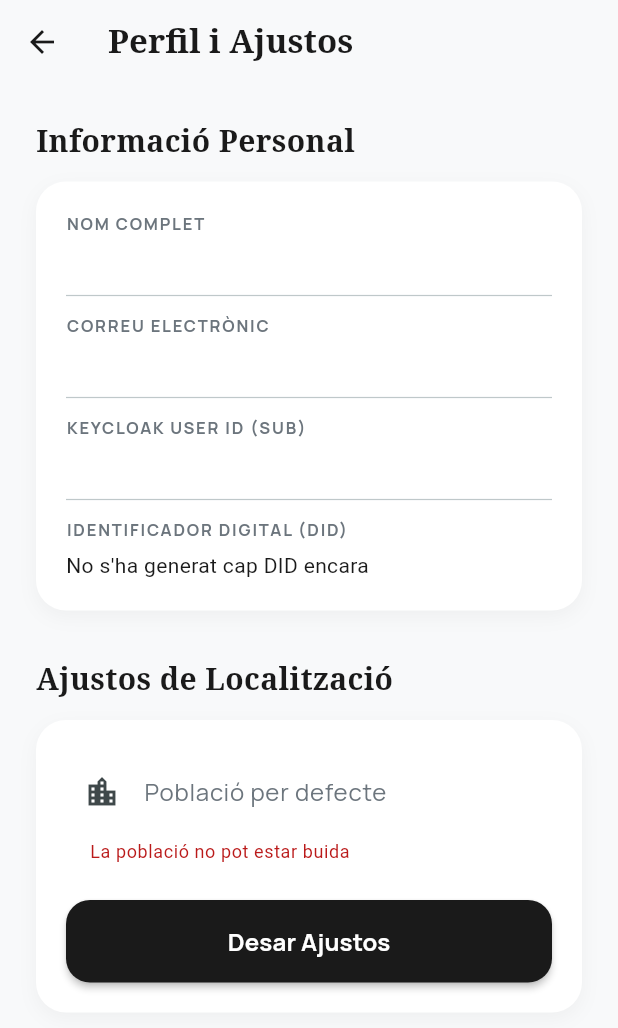
After one commit to Pedrorodriguez016/Wallet-App, a Flutter app: the SettingsScreen screen opened by its route, after a tap on "Desar Ajustos", on a phone screen of 412 x 824 dp. The commit adds this screen. Shown: the top 1028 px of the screen. Run offline on Flutter 3.47's test engine with Material 3 defaults, Android fonts, the phone set to English and light mode, and no system bars; our stand-ins replace app_links, dio, flutter_dotenv, flutter_secure_storage, google_fonts; accounts and stored records are empty.

Commit message:
feat:improvements in app

```diff
--- a/wallet_app/lib/controllers/wallet_controller.dart
+++ b/wallet_app/lib/controllers/wallet_controller.dart
@@ -22,6 +22,7 @@ class WalletController with ChangeNotifier, WidgetsBindingObserver {
   bool _startupDone = false;
   String _pendingOpenId4VP = '';
   UserModel? _user;
+  String _userDid = '';
 
   // Getters
   bool get isLoading => _isLoading;
@@ -32,6 +33,7 @@ class WalletController with ChangeNotifier, WidgetsBindingObserver {
   String get currentCallback => _currentCallback;
   String get pendingOpenId4VP => _pendingOpenId4VP;
   UserModel? get user => _user;
+  String get userDid => _userDid;
   String get poblacion => _user?.poblacion ?? '';
   String get userName => _user?.name ?? '';
   String get userEmail => _user?.email ?? '';
@@ -95,6 +97,7 @@ class WalletController with ChangeNotifier, WidgetsBindingObserver {
           await syncLocationSettings(_walletId, _userToken, _user!.email);
         }
 
+        await loadUserDid();
         await loadCredentials();
       } else {
         await _storage.delete(key: 'wallet_token');
@@ -229,6 +232,7 @@ class WalletController with ChangeNotifier, WidgetsBindingObserver {
         if (_user != null) {
           await syncLocationSettings(wid, token, _user!.email);
         }
+        await loadUserDid();
         await loadCredentials();
       }
       _isLoading = false;
@@ -345,6 +349,48 @@ class WalletController with ChangeNotifier, WidgetsBindingObserver {
     _credentials = [];
     _walletId = '';
     _user = null;
+    _userDid = '';
     notifyListeners();
   }
+
+  Future<void> loadUserDid() async {
+    if (_walletId.isEmpty || _userToken.isEmpty) return;
+    try {
+      final did = await _walletService.getUserDid(_walletId, _userToken);
+      if (did != null) {
+        _userDid = did;
+        notifyListeners();
+      }
+    } catch (e) {
+      print("Error loading user DID: $e");
+    }
+  }
+
+  Future<bool> updatePoblacion(String nuevaPoblacion) async {
+    if (_walletId.isEmpty || _userToken.isEmpty) return false;
+    _isLoading = true;
+    notifyListeners();
+
+    try {
+      bool success = await _walletService.updateWalletSettings(_walletId, _userToken, {
+        'poblacion': nuevaPoblacion,
+      });
+      if (success) {
+        if (_user != null) {
+          _user = _user!.copyWith(poblacion: nuevaPoblacion);
+          await _storage.write(key: 'wallet_user_poblacion', value: nuevaPoblacion);
+        }
+        await loadCredentials();
+        _isLoading = false;
+        notifyListeners();
+        return true;
+      }
+    } catch (e) {
+      print("Error updating location: $e");
+    }
+
+    _isLoading = false;
+    notifyListeners();
+    return false;
+  }
 }
--- a/wallet_app/lib/main.dart
+++ b/wallet_app/lib/main.dart
@@ -6,6 +6,7 @@ import 'screens/home_screen.dart';
 import 'screens/login_screen.dart';
 import 'screens/register_screen.dart';
 import 'screens/verify_identity_screen.dart';
+import 'screens/settings_screen.dart';
 import 'theme/app_theme.dart';
 import 'controllers/wallet_controller.dart';
 
@@ -38,6 +39,7 @@ class WalletApp extends StatelessWidget {
         '/home': (context) => HomeScreen(),
         '/register': (context) => RegisterScreen(),
         '/verify': (context) => const VerifyIdentityScreen(),
+        '/settings': (context) => const SettingsScreen(),
       },
     );
   }
--- a/wallet_app/lib/models/user.dart
+++ b/wallet_app/lib/models/user.dart
@@ -1,12 +1,14 @@
 class UserModel {
   final String email;
   final String name;
+  final String lastName;
   final String keycloakUserId;
   final String? poblacion;
 
   UserModel({
     required this.email,
     required this.name,
+    this.lastName = '',
     required this.keycloakUserId,
     this.poblacion,
   });
@@ -15,6 +17,7 @@ class UserModel {
     return UserModel(
       email: (json['email'] ?? '').toString().trim(),
       name: (json['name'] ?? json['given_name'] ?? json['preferred_username'] ?? '').toString().trim(),
+      lastName: (json['lastName'] ?? json['family_name'] ?? '').toString().trim(),
       keycloakUserId: (json['sub'] ?? '').toString().trim(),
       poblacion: poblacion?.trim(),
     );
@@ -23,12 +26,14 @@ class UserModel {
   UserModel copyWith({
     String? email,
     String? name,
+    String? lastName,
     String? keycloakUserId,
     String? poblacion,
   }) {
     return UserModel(
       email: email ?? this.email,
       name: name ?? this.name,
+      lastName: lastName ?? this.lastName,
       keycloakUserId: keycloakUserId ?? this.keycloakUserId,
       poblacion: poblacion ?? this.poblacion,
     );
@@ -38,6 +43,7 @@ class UserModel {
     return {
       'email': email,
       'name': name,
+      'lastName': lastName,
       'sub': keycloakUserId,
       if (poblacion != null) 'poblacion': poblacion,
     };
--- a/wallet_app/lib/screens/home_screen.dart
+++ b/wallet_app/lib/screens/home_screen.dart
@@ -22,6 +22,12 @@ class HomeScreen extends StatelessWidget {
         backgroundColor: Colors.transparent,
         elevation: 0,
         actions: [
+          IconButton(
+            icon: const Icon(Icons.settings, color: AppColors.primary),
+            onPressed: () {
+              Navigator.of(context).pushNamed('/settings');
+            },
+          ),
           IconButton(
             icon: const Icon(Icons.logout, color: AppColors.primary),
             onPressed: () {
--- /dev/null
+++ b/wallet_app/lib/screens/settings_screen.dart
@@ -0,0 +1,63 @@
+import 'package:flutter/material.dart';
+import 'package:provider/provider.dart';
+import 'package:google_fonts/google_fonts.dart';
+import '../controllers/wallet_controller.dart';
+import '../theme/app_theme.dart';
+import '../widgets/profile_card.dart';
+import '../widgets/location_form.dart';
+
+class SettingsScreen extends StatelessWidget {
+  const SettingsScreen({super.key});
+
+  @override
+  Widget build(BuildContext context) {
+    final wallet = context.watch<WalletController>();
+
+    return Scaffold(
+      backgroundColor: AppColors.background,
+      appBar: AppBar(
+        title: Text(
+          "Perfil i Ajustos",
+          style: GoogleFonts.notoSerif(
+            fontWeight: FontWeight.bold,
+            color: AppColors.primary,
+          ),
+        ),
+        backgroundColor: Colors.transparent,
+        elevation: 0,
+        leading: IconButton(
+          icon: const Icon(Icons.arrow_back, color: AppColors.primary),
+          onPressed: () => Navigator.of(context).pop(),
+        ),
+      ),
+      body: wallet.isLoading
+          ? const Center(child: CircularProgressIndicator())
+          : SingleChildScrollView(
+              padding: const EdgeInsets.all(24),
+              child: Column(
+                crossAxisAlignment: CrossAxisAlignment.start,
+                children: [
+                  _buildSectionTitle("Informació Personal"),
+                  const SizedBox(height: 12),
+                  const ProfileCard(),
+                  const SizedBox(height: 32),
+                  _buildSectionTitle("Ajustos de Localització"),
+                  const SizedBox(height: 12),
+                  const LocationForm(),
+                ],
+              ),
+            ),
+    );
+  }
+
+  Widget _buildSectionTitle(String title) {
+    return Text(
+      title,
+      style: GoogleFonts.notoSerif(
+        fontSize: 20,
+        fontWeight: FontWeight.bold,
+        color: AppColors.primary,
+      ),
+    );
+  }
+}
--- a/wallet_app/lib/services/wallet_service.dart
+++ b/wallet_app/lib/services/wallet_service.dart
@@ -50,12 +50,13 @@ class WalletService {
   }
 
   /// Registro: crea el usuario y emite/guarda la credencial ComercioCredencial en el backend
-  Future<bool> register(String name, String email, String password, {String poblacion = 'Barcelona'}) async {
+  Future<bool> register(String name, String email, String password, {String lastName = '', String poblacion = 'Barcelona'}) async {
     try {
       final response = await _dio.post(
         '/auth/register',
         data: {
           'name': name.trim(),
+          'lastName': lastName.trim(),
           'email': email.trim(),
           'password': password.trim(),
           'poblacion': poblacion.trim().isNotEmpty ? poblacion.trim() : 'Barcelona',
@@ -238,4 +239,20 @@ class WalletService {
       return false;
     }
   }
+
+  Future<String?> getUserDid(String walletId, String token) async {
+    try {
+      final response = await _dio.get(
+        '/wallet/$walletId/dids',
+        options: Options(headers: {'Authorization': 'Bearer $token'}),
+      );
+      if (response.data is List && response.data.isNotEmpty) {
+        return response.data[0]['did']?.toString();
+      }
+      return null;
+    } catch (e) {
+      print('Error en getUserDid: $e');
+      return null;
+    }
+  }
 }
--- /dev/null
+++ b/wallet_app/lib/widgets/location_form.dart
@@ -0,0 +1,120 @@
+import 'package:flutter/material.dart';
+import 'package:provider/provider.dart';
+import 'package:google_fonts/google_fonts.dart';
+import '../controllers/wallet_controller.dart';
+import '../theme/app_theme.dart';
+
+class LocationForm extends StatefulWidget {
+  const LocationForm({super.key});
+
+  @override
+  State<LocationForm> createState() => _LocationFormState();
+}
+
+class _LocationFormState extends State<LocationForm> {
+  final _formKey = GlobalKey<FormState>();
+  late TextEditingController _poblacionController;
+
+  @override
+  void initState() {
+    super.initState();
+    final wallet = Provider.of<WalletController>(context, listen: false);
+    _poblacionController = TextEditingController(text: wallet.poblacion);
+  }
+
+  @override
+  void dispose() {
+    _poblacionController.dispose();
+    super.dispose();
+  }
+
+  @override
+  Widget build(BuildContext context) {
+    final wallet = context.watch<WalletController>();
+
+    return Container(
+      padding: const EdgeInsets.all(20),
+      decoration: BoxDecoration(
+        color: Colors.white,
+        borderRadius: BorderRadius.circular(20),
+        boxShadow: [
+          BoxShadow(
+            color: Colors.black.withOpacity(0.04),
+            blurRadius: 10,
+            offset: const Offset(0, 4),
+          ),
+        ],
+      ),
+      child: Form(
+        key: _formKey,
+        child: Column(
+          children: [
+            TextFormField(
+              controller: _poblacionController,
+              decoration: const InputDecoration(
+                labelText: "Població per defecte",
+                prefixIcon: Icon(Icons.location_city_outlined),
+              ),
+              validator: (value) {
+                if (value == null || value.trim().isEmpty) {
+                  return "La població no pot estar buida";
+                }
+                return null;
+              },
+            ),
+            const SizedBox(height: 24),
+            MaterialButton(
+              onPressed: wallet.isLoading
+                  ? null
+                  : () async {
+                      if (_formKey.currentState!.validate()) {
+                        final success = await wallet.updatePoblacion(
+                          _poblacionController.text.trim(),
+                        );
+                        if (mounted) {
+                          ScaffoldMessenger.of(context).showSnackBar(
+                            SnackBar(
+                              content: Text(
+                                success
+                                    ? "Ajustos guardats correctament"
+                                    : "Error al desar els ajustos",
+                              ),
+                              backgroundColor: success ? AppColors.success : AppColors.error,
+                            ),
+                          );
+                          if (success) {
+                            FocusScope.of(context).unfocus();
+                          }
+                        }
+                      }
+                    },
+              height: 55,
+              minWidth: double.infinity,
+              color: AppColors.primary,
+              shape: RoundedRectangleBorder(
+                borderRadius: BorderRadius.circular(16),
+              ),
+              child: wallet.isLoading
+                  ? const SizedBox(
+                      height: 24,
+                      width: 24,
+                      child: CircularProgressIndicator(
+                        color: Colors.white,
+                        strokeWidth: 2.5,
+                      ),
+                    )
+                  : Text(
+                      "Desar Ajustos",
+                      style: GoogleFonts.manrope(
+                        color: Colors.white,
+                        fontWeight: FontWeight.bold,
+                        fontSize: 16,
+                      ),
+                    ),
+            ),
+          ],
+        ),
+      ),
+    );
+  }
+}
--- /dev/null
+++ b/wallet_app/lib/widgets/profile_card.dart
@@ -0,0 +1,77 @@
+import 'package:flutter/material.dart';
+import 'package:provider/provider.dart';
+import 'package:google_fonts/google_fonts.dart';
+import '../controllers/wallet_controller.dart';
+import '../theme/app_theme.dart';
+
+class ProfileCard extends StatelessWidget {
+  const ProfileCard({super.key});
+
+  @override
+  Widget build(BuildContext context) {
+    final wallet = context.watch<WalletController>();
+
+    return Container(
+      width: double.infinity,
+      padding: const EdgeInsets.all(20),
+      decoration: BoxDecoration(
+        color: Colors.white,
+        borderRadius: BorderRadius.circular(20),
+        boxShadow: [
+          BoxShadow(
+            color: Colors.black.withOpacity(0.04),
+            blurRadius: 10,
+            offset: const Offset(0, 4),
+          ),
+        ],
+      ),
+      child: Column(
+        crossAxisAlignment: CrossAxisAlignment.start,
+        children: [
+          _buildProfileItem("NOM COMPLET", wallet.userName),
+          const Divider(height: 24, thickness: 0.8),
+          _buildProfileItem("CORREU ELECTRÒNIC", wallet.userEmail),
+          const Divider(height: 24, thickness: 0.8),
+          _buildProfileItem("KEYCLOAK USER ID (SUB)", wallet.keycloakUserId),
+          const Divider(height: 24, thickness: 0.8),
+          _buildProfileItem(
+            "IDENTIFICADOR DIGITAL (DID)",
+            wallet.userDid.isNotEmpty ? wallet.userDid : "No s'ha generat cap DID encara",
+            isMono: true,
+          ),
+        ],
+      ),
+    );
+  }
+
+  Widget _buildProfileItem(String label, String value, {bool isMono = false}) {
+    return Column(
+      crossAxisAlignment: CrossAxisAlignment.start,
+      children: [
+        Text(
+          label,
+          style: GoogleFonts.manrope(
+            fontSize: 11,
+            color: AppColors.neutral,
+            fontWeight: FontWeight.bold,
+            letterSpacing: 1.2,
+          ),
+        ),
+        const SizedBox(height: 6),
+        Text(
+          value,
+          style: isMono
+              ? GoogleFonts.shareTechMono(
+                  fontSize: 14,
+                  color: AppColors.primary,
+                )
+              : GoogleFonts.manrope(
+                  fontSize: 15,
+                  color: AppColors.primary,
+                  fontWeight: FontWeight.w600,
+                ),
+        ),
+      ],
+    );
+  }
+}
```
